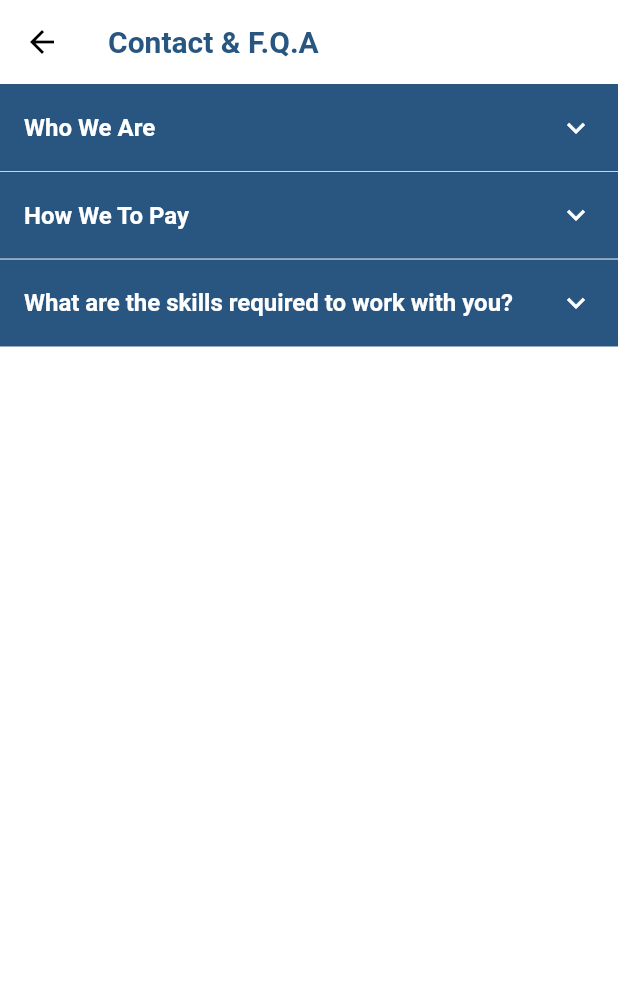
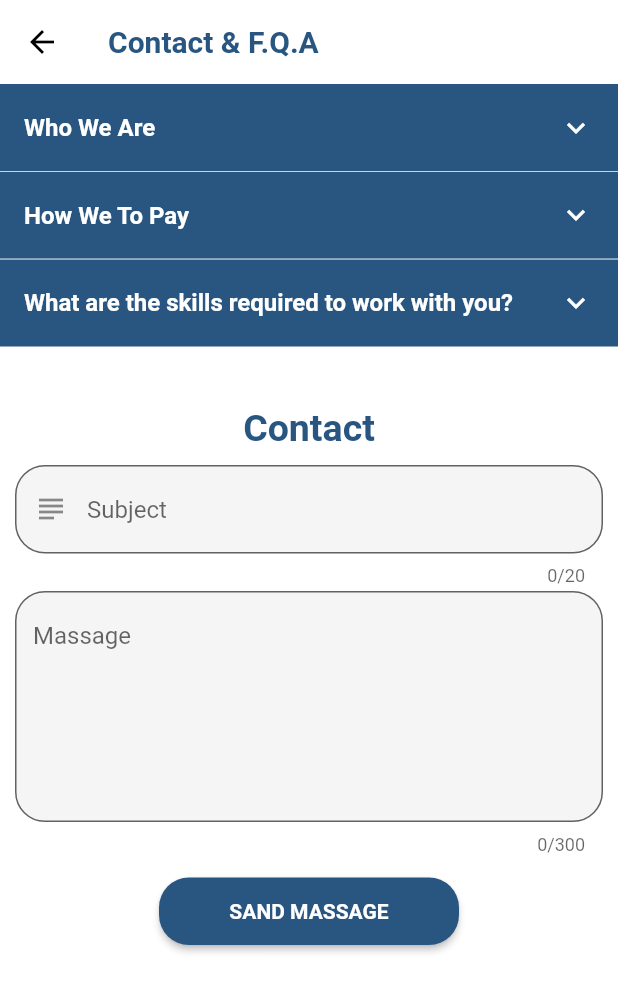
Before and after one commit to muhammedkado/kado_jop_app, a Flutter app: the Setting_Screen screen opened directly, after a tap on "Contact & F.Q.A", on a phone screen of 412 x 824 dp. Shown: the top 992 px of the screen. Run offline on Flutter 3.47's test engine with Material 2 defaults, Android fonts, the phone set to English and light mode, and no system bars; our stand-ins replace bloc, carousel_pro_nullsafety, carousel_slider, cloud_firestore, conditional_builder_null_safety, firebase_auth and 6 more; missing offline and left inert: country_list_pick; accounts and stored records are empty.

```diff
--- /dev/null
+++ b/lib/Model/contact_model.dart
@@ -0,0 +1,33 @@
+class ContactModel{
+
+  String? subject;
+  String? massage;
+  String? email;
+  String? name;
+  ContactModel({
+required this.email,
+    required this.name,
+    required this.subject,
+    required this.massage,
+  });
+  ContactModel.fromJson(Map<String,dynamic> json)
+  {
+    name=json['name'];
+    email=json['email'];
+  subject=json['subject'];
+  massage=json['massage'];
+  }
+
+  Map<String, dynamic> toMap() {
+    return {
+
+      'subject': subject,
+      'massage': massage,
+      'name': name,
+      'email': email,
+    };
+  }
+
+
+
+}
--- a/lib/main.dart
+++ b/lib/main.dart
@@ -7,6 +7,7 @@ import 'package:kadojopapp/layout/cubit/states.dart';
 import 'package:kadojopapp/layout/home_layout.dart';
 import 'package:kadojopapp/modules/login/login_screen.dart';
 import 'package:firebase_core/firebase_core.dart';
+import 'package:kadojopapp/modules/setting/contact/cubit/cubit.dart';
 import 'package:kadojopapp/modules/setting/cubit/cubit.dart';
 import 'package:kadojopapp/shard/components/constants.dart';
 import 'package:kadojopapp/shard/network/local/CachHelper.dart';
@@ -40,6 +41,7 @@ class MyApp extends StatelessWidget {
   Widget build(BuildContext context) {
     return MultiBlocProvider(
       providers: [
+        BlocProvider(create: (context)=>ContactCubit()),
         BlocProvider(
           create: (context) => SettingCubit(),
         ),
--- a/lib/modules/contact/contact_screen.dart
+++ b/lib/modules/contact/contact_screen.dart
@@ -8,19 +8,18 @@ class Contact_Screen extends StatelessWidget {
 
   @override
   Widget build(BuildContext context) {
-    var formKey=GlobalKey<FormState>();
+    var formKey = GlobalKey<FormState>();
     var nameControlar = TextEditingController();
 
-    var emailController= TextEditingController();
+    var emailController = TextEditingController();
 
-    var subjectController= TextEditingController();
+    var subjectController = TextEditingController();
 
-    var massgController= TextEditingController();
+    var massgController = TextEditingController();
     return Scaffold(
         body: SingleChildScrollView(
       child: Column(
         children: [
-
           ExpansionTile(
             textColor: TextColors,
             collapsedBackgroundColor: TextColors,
@@ -30,10 +29,9 @@ class Contact_Screen extends StatelessWidget {
             childrenPadding:
                 const EdgeInsets.symmetric(horizontal: 10, vertical: 5),
             backgroundColor: Colors.white10,
-                title:const Text(
+            title: const Text(
               'Who We Are',
-                  style: TextStyle(
-                fontWeight: FontWeight.bold
+              style: TextStyle(fontWeight: FontWeight.bold
                   //color: Colors.black,
                   ),
             ),
@@ -57,15 +55,12 @@ class Contact_Screen extends StatelessWidget {
             iconColor: TextColors,
             collapsedIconColor: Colors.white,
             collapsedTextColor: Colors.white,
-
-
             childrenPadding:
                 const EdgeInsets.symmetric(horizontal: 10, vertical: 5),
             backgroundColor: Colors.white10,
             title: const Text(
               'How We To Pay',
-                  style: TextStyle(
-                fontWeight: FontWeight.bold
+              style: TextStyle(fontWeight: FontWeight.bold
                   //color: Colors.black,
                   ),
             ),
@@ -94,16 +89,13 @@ class Contact_Screen extends StatelessWidget {
             iconColor: TextColors,
             collapsedIconColor: Colors.white,
             collapsedTextColor: Colors.white,
-
-
             childrenPadding:
                 const EdgeInsets.symmetric(horizontal: 10, vertical: 5),
             backgroundColor: Colors.white10,
-                title:const  Text(
+            title: const Text(
               'What are the skills required to work with you?',
               style: TextStyle(
                 fontWeight: FontWeight.bold,
-
               ),
             ),
             children: [
@@ -123,47 +115,48 @@ class Contact_Screen extends StatelessWidget {
                 crossAxisAlignment: CrossAxisAlignment.center,
                 children: [
                   spec,
-
-                    Text('Contact',style: TextStyle(
+                  Text(
+                    'Contact',
+                    style: TextStyle(
                         fontWeight: FontWeight.bold,
-                        color:TextColors,
-                        fontSize: 25
-                    ),
+                        color: TextColors,
+                        fontSize: 25),
                   ),
                   spec,
                   defoutformfield(
-                      validator:(value)
-                      {if (value.isEmpty){
+                    validator: (value) {
+                      if (value.isEmpty) {
                         return "FullName must not empty";
                       }
-                        return null;},
+                      return null;
+                    },
                     lebel: 'FullName',
-                      keybord:TextInputType.text,
+                    keybord: TextInputType.text,
                     maxLength: 30,
                     icon: Icon(Icons.account_circle_rounded),
                     controller: nameControlar,
                   ),
+                const  SizedBox(
+                    height: 10,
+                  ),
+                  defoutformfield(
+                      validator: (value) {
+                        if (value.isEmpty) {
+                          return "Email must not empty";
+                        }
+                        return null;
+                      },
+                      lebel: 'Email',
+                      icon: const Icon(Icons.email),
+                      maxLength: 30,
+                      controller: emailController,
+                      keybord: TextInputType.emailAddress),
                   SizedBox(
                     height: 10,
                   ),
                   defoutformfield(
-                        validator:(value)
-                        {if (value.isEmpty){
-                            return "Email must not empty";
-                          }
-                          return null; },
-                        lebel: 'Email',
-                        icon: const Icon(Icons.email),
-                        maxLength: 30,
-                        controller: emailController,
-                        keybord: TextInputType.emailAddress
-                    ),  SizedBox(
-                      height: 10,
-                    ),
-                    defoutformfield(
-                      validator:(value)
-                    {
-                    if (value.isEmpty){
+                      validator: (value) {
+                        if (value.isEmpty) {
                           return "Subject must not empty";
                         }
                         return null;
@@ -181,21 +174,20 @@ class Contact_Screen extends StatelessWidget {
                       maxLength: 1000,
                       maxLines: 6,
                       keyboardType: TextInputType.text,
-                      textAlignVertical:TextAlignVertical.top,
-
+                      textAlignVertical: TextAlignVertical.top,
                       decoration: InputDecoration(
                           filled: true,
                           labelText: "Massage",
                           alignLabelWithHint: true,
-
-                          border:
-                          OutlineInputBorder(borderRadius: BorderRadius.circular(20)))),
+                          border: OutlineInputBorder(
+                              borderRadius: BorderRadius.circular(20)))),
                   const SizedBox(
                     height: 20,
                   ),
-                    defoultButtun(text: 'Sand Massage',function: (){},  ),
-
-
+                  defoultButtun(
+                    text: 'Sand Massage',
+                    function: () {},
+                  ),
                 ]),
           )
         ],
--- a/lib/modules/register/cubit/cubit.dart
+++ b/lib/modules/register/cubit/cubit.dart
@@ -67,6 +67,7 @@ class RegisterCubit extends Cubit<RegisterStates> {
         .doc(uId)
         .set(model.toMap())
         .then((value) {
+
       emit(CreateSuccessState());
     }).catchError((Error) {
       print(Error.toString());
--- a/lib/modules/setting/contact/conract_screen.dart
+++ /dev/null
@@ -1,106 +0,0 @@
-import 'package:flutter/material.dart';
-import 'package:kadojopapp/Model/shar.dart';
-
-class ContactScreen extends StatelessWidget {
-  const ContactScreen({Key? key}) : super(key: key);
-
-  @override
-  Widget build(BuildContext context) {
-    return Scaffold(
-      appBar: AppBar(
-        title: const Text('Contact & F.Q.A'),
-      ),
-      body: Column(
-        children: [
-          ExpansionTile(
-            textColor: TextColors,
-            collapsedBackgroundColor: TextColors,
-            iconColor: TextColors,
-            collapsedIconColor: Colors.white,
-            collapsedTextColor: Colors.white,
-            childrenPadding:
-                const EdgeInsets.symmetric(horizontal: 10, vertical: 5),
-            backgroundColor: Colors.white10,
-            title: const Text(
-              'Who We Are',
-              style: TextStyle(fontWeight: FontWeight.bold
-                  //color: Colors.black,
-                  ),
-            ),
-            children: [
-              Text(
-                'We are a company that aims to provide jobs for people who want to provide them with additional income and help individuals develop their skills and professional backgrounds We also provide applicants with training to help them facilitate their work throughout their time working with us.',
-                style: TextStyle(color: TextColors),
-              )
-            ],
-          ),
-          SizedBox(
-            width: double.infinity,
-            height: 0.5,
-            child: Container(
-              color: Colors.white,
-            ),
-          ),
-          ExpansionTile(
-            textColor: TextColors,
-            collapsedBackgroundColor: TextColors,
-            iconColor: TextColors,
-            collapsedIconColor: Colors.white,
-            collapsedTextColor: Colors.white,
-            childrenPadding:
-                const EdgeInsets.symmetric(horizontal: 10, vertical: 5),
-            backgroundColor: Colors.white10,
-            title: const Text(
-              'How We To Pay',
-              style: TextStyle(fontWeight: FontWeight.bold
-                  //color: Colors.black,
-                  ),
-            ),
-            children: [
-              Text(
-                'Payment is made by these currencies:\n'
-                ' - Usdt\n'
-                ' - Payoneer\n'
-                ' - Binance\n'
-                ' - Payeer\n'
-                ' - Bank transfer for people residing inside Turkey',
-                style: TextStyle(color: TextColors),
-              )
-            ],
-          ),
-          SizedBox(
-            width: double.infinity,
-            height: 0.5,
-            child: Container(
-              color: Colors.white,
-            ),
-          ),
-          ExpansionTile(
-            textColor: TextColors,
-            collapsedBackgroundColor: TextColors,
-            iconColor: TextColors,
-            collapsedIconColor: Colors.white,
-            collapsedTextColor: Colors.white,
-            childrenPadding:
-                const EdgeInsets.symmetric(horizontal: 10, vertical: 5),
-            backgroundColor: Colors.white10,
-            title: const Text(
-              'What are the skills required to work with you?',
-              style: TextStyle(
-                fontWeight: FontWeight.bold,
-              ),
-            ),
-            children: [
-              Text(
-                '- Proficiency in 90% of the language in which to work\n'
-                '- Time management and serious work\n'
-                '- Teamwork and speed at work\n',
-                style: TextStyle(color: TextColors),
-              )
-            ],
-          ),
-        ],
-      ),
-    );
-  }
-}
--- /dev/null
+++ b/lib/modules/setting/contact/contact_screen.dart
@@ -0,0 +1,184 @@
+import 'package:flutter/material.dart';
+import 'package:flutter_bloc/flutter_bloc.dart';
+import 'package:kadojopapp/Model/shar.dart';
+import 'package:kadojopapp/components/components.dart';
+import 'package:kadojopapp/modules/setting/contact/cubit/cubit.dart';
+import 'package:kadojopapp/modules/setting/contact/cubit/states.dart';
+
+class ContactScreen extends StatelessWidget {
+  ContactScreen({Key? key}) : super(key: key);
+  var formKey = GlobalKey<FormState>();
+  var subjectController = TextEditingController();
+  var massgController = TextEditingController();
+
+  @override
+  Widget build(BuildContext context) {
+    return BlocProvider(
+        create: (context) => ContactCubit(),
+        child: BlocConsumer<ContactCubit, ContactState>(
+            builder: (context, state) {
+              return Scaffold(
+                appBar: AppBar(
+                  title: const Text('Contact & F.Q.A'),
+                ),
+                body: SingleChildScrollView(
+                  child: Column(
+                    children: [
+                      ExpansionTile(
+                        textColor: TextColors,
+                        collapsedBackgroundColor: TextColors,
+                        iconColor: TextColors,
+                        collapsedIconColor: Colors.white,
+                        collapsedTextColor: Colors.white,
+                        childrenPadding: const EdgeInsets.symmetric(
+                            horizontal: 10, vertical: 5),
+                        backgroundColor: Colors.white10,
+                        title: const Text(
+                          'Who We Are',
+                          style: TextStyle(fontWeight: FontWeight.bold
+                              //color: Colors.black,
+                              ),
+                        ),
+                        children: [
+                          Text(
+                            'We are a company that aims to provide jobs for people who want to provide them with additional income and help individuals develop their skills and professional backgrounds We also provide applicants with training to help them facilitate their work throughout their time working with us.',
+                            style: TextStyle(color: TextColors),
+                          )
+                        ],
+                      ),
+                      SizedBox(
+                        width: double.infinity,
+                        height: 0.5,
+                        child: Container(
+                          color: Colors.white,
+                        ),
+                      ),
+                      ExpansionTile(
+                        textColor: TextColors,
+                        collapsedBackgroundColor: TextColors,
+                        iconColor: TextColors,
+                        collapsedIconColor: Colors.white,
+                        collapsedTextColor: Colors.white,
+                        childrenPadding: const EdgeInsets.symmetric(
+                            horizontal: 10, vertical: 5),
+                        backgroundColor: Colors.white10,
+                        title: const Text(
+                          'How We To Pay',
+                          style: TextStyle(fontWeight: FontWeight.bold
+                              //color: Colors.black,
+                              ),
+                        ),
+                        children: [
+                          Text(
+                            'Payment is made by these currencies:\n'
+                            ' - Usdt\n'
+                            ' - Payoneer\n'
+                            ' - Binance\n'
+                            ' - Payeer\n'
+                            ' - Bank transfer for people residing inside Turkey',
+                            style: TextStyle(color: TextColors),
+                          )
+                        ],
+                      ),
+                      SizedBox(
+                        width: double.infinity,
+                        height: 0.5,
+                        child: Container(
+                          color: Colors.white,
+                        ),
+                      ),
+                      ExpansionTile(
+                        textColor: TextColors,
+                        collapsedBackgroundColor: TextColors,
+                        iconColor: TextColors,
+                        collapsedIconColor: Colors.white,
+                        collapsedTextColor: Colors.white,
+                        childrenPadding: const EdgeInsets.symmetric(
+                            horizontal: 10, vertical: 5),
+                        backgroundColor: Colors.white10,
+                        title: const Text(
+                          'What are the skills required to work with you?',
+                          style: TextStyle(
+                            fontWeight: FontWeight.bold,
+                          ),
+                        ),
+                        children: [
+                          Text(
+                            '- Proficiency in 90% of the language in which to work\n'
+                            '- Time management and serious work\n'
+                            '- Teamwork and speed at work\n',
+                            style: TextStyle(color: TextColors),
+                          )
+                        ],
+                      ),
+                      Container(
+                        padding: const EdgeInsets.symmetric(horizontal: 10),
+                        child: Form(
+                          key: formKey,
+                          child: Column(
+                              mainAxisSize: MainAxisSize.min,
+                              //mainAxisAlignment: MainAxisAlignment.center,
+                              crossAxisAlignment: CrossAxisAlignment.center,
+                              children: [
+                                spec,
+                                Text(
+                                  'Contact',
+                                  style: TextStyle(
+                                      fontWeight: FontWeight.bold,
+                                      color: TextColors,
+                                      fontSize: 25),
+                                ),
+                                const SizedBox(
+                                  height: 10,
+                                ),
+                                defoutformfield(
+                                    validator: (value) {
+                                      if (value.isEmpty) {
+                                        return "Subject must not empty";
+                                      }
+                                      return null;
+                                    },
+                                    lebel: 'Subject',
+                                    maxLength: 20,
+                                    icon: const Icon(Icons.subject),
+                                    controller: subjectController,
+                                    keybord: TextInputType.text),
+                                const SizedBox(
+                                  height: 3,
+                                ),
+                                TextFormField(
+                                    controller: massgController,
+                                    maxLength: 300,
+                                    maxLines: 6,
+                                    keyboardType: TextInputType.text,
+                                    textAlignVertical: TextAlignVertical.top,
+                                    decoration: InputDecoration(
+                                        filled: true,
+                                        labelText: "Massage",
+                                        alignLabelWithHint: true,
+                                        border: OutlineInputBorder(
+                                            borderRadius:
+                                                BorderRadius.circular(20)))),
+                                const SizedBox(
+                                  height: 15,
+                                ),
+                                defoultButtun(
+                                  text: 'Sand Massage',
+                                  function: () {
+                                    ContactCubit.get(context).saveMassage(
+                                      massage: massgController.text,
+                                      subject: subjectController.text,
+                                    );
+                                  },
+                                ),
+                              ]),
+                        ),
+                      )
+                    ],
+                  ),
+                ),
+              );
+            },
+            listener: (context, state) {}));
+  }
+}
--- /dev/null
+++ b/lib/modules/setting/contact/cubit/cubit.dart
@@ -0,0 +1,65 @@
+import 'package:bloc/bloc.dart';
+import 'package:cloud_firestore/cloud_firestore.dart';
+import 'package:flutter_bloc/flutter_bloc.dart';
+import 'package:kadojopapp/Model/contact_model.dart';
+import 'package:kadojopapp/Model/user_model.dart';
+import 'package:kadojopapp/modules/setting/contact/cubit/states.dart';
+import 'package:kadojopapp/shard/components/constants.dart';
+
+class ContactCubit extends Cubit<ContactState> {
+  ContactCubit() : super(ContactInitialState());
+
+  static ContactCubit get(context) => BlocProvider.of(context);
+/*
+  ContactModel? userModel;
+
+  void getUserData() async {
+    emit(GetUserUpdateLoadingState());
+
+    await FirebaseFirestore.instance
+        .collection('user')
+        .doc(uId)
+        .get()
+        .then((value) {
+      print('Value data${value.data()}');
+      userModel = UserModel.fromJson(value.data() as Map<String, dynamic>);
+      print('Uid data${userModel!.uId}');
+      emit(GetUserUpdateSuccessState());
+    }).catchError((Error) {
+      print(Error.toString());
+      emit(GetUserUpdateErrorState(Error.toString()));
+    });
+  }
+  */
+  UserModel? userModel;
+  ContactModel? contactModel;
+  saveMassage({
+    required String massage,
+    required String subject,
+  }) {
+    ContactModel contactModel = ContactModel(
+      // name: contactModell!.name,
+      // email: contactModell!.email,
+      //  phone: contactModell!.phone,
+      massage: massage,
+      subject: subject,
+      email: userModel!.email,
+      name: userModel!.name,
+    );
+    print('massage= $massage');
+    print('subject= $subject');
+    print('contactModel.massage = ${contactModel.massage}');
+
+    emit(MassageSaveLoadingState());
+    FirebaseFirestore.instance
+        .collection('contact')
+        .doc(uId)
+        .set(contactModel.toMap())
+        .then((value) {
+      emit(MassageSaveSuccessesState());
+    }).catchError((Error) {
+      print(Error.toString());
+      emit(MassageSaveErrorState(Error.toString()));
+    });
+  }
+}
--- /dev/null
+++ b/lib/modules/setting/contact/cubit/states.dart
@@ -0,0 +1,9 @@
+abstract class ContactState {}
+class ContactInitialState extends ContactState{}
+class MassageSaveSuccessesState extends ContactState{}
+class MassageSaveLoadingState extends ContactState{}
+class MassageSaveErrorState extends ContactState{
+  final Error;
+
+  MassageSaveErrorState(this.Error);
+}
--- a/lib/modules/setting/setting_screen.dart
+++ b/lib/modules/setting/setting_screen.dart
@@ -2,7 +2,7 @@ import 'package:flutter/material.dart';
 import 'package:flutter_bloc/flutter_bloc.dart';
 import 'package:kadojopapp/modules/login/login_screen.dart';
 import 'package:kadojopapp/modules/setting/about/about_screen.dart';
-import 'package:kadojopapp/modules/setting/contact/conract_screen.dart';
+import 'package:kadojopapp/modules/setting/contact/contact_screen.dart';
 import 'package:kadojopapp/modules/setting/cubit/cubit.dart';
 import 'package:kadojopapp/modules/setting/cubit/states.dart';
 import 'package:kadojopapp/modules/setting/edit_profile/edit_profile_screen.dart';
@@ -25,10 +25,11 @@ class Setting_Screen extends StatelessWidget {
                 children: [
                   const Align(
                     child: CircleAvatar(
+                      backgroundColor: defaultColor,
                       radius: 50,
                       child: Icon(
                         Icons.person,
-                        size: 80,
+                        size: 80,color: Colors.white,
                       ),
                     ),
                   ),
@@ -99,8 +100,7 @@ class Setting_Screen extends StatelessWidget {
                           ),
                           trailing: Switch(
                             activeColor: defaultColor,
-                            activeTrackColor: defaultColor,
-                            focusColor: Colors.red,
+                            activeTrackColor: Colors.green,
                             value: SettingCubit.get(context).isOff,
                             onChanged: (index) {
                               SettingCubit.get(context)
@@ -152,8 +152,7 @@ class Setting_Screen extends StatelessWidget {
                           ),
                           trailing: Switch(
                             activeColor: defaultColor,
-                            activeTrackColor: defaultColor,
-                            focusColor: Colors.red,
+                            activeTrackColor: Colors.green,
                             value: SettingCubit.get(context).isOff,
                             onChanged: (index) {
                               SettingCubit.get(context)
@@ -192,7 +191,7 @@ class Setting_Screen extends StatelessWidget {
                       children: [
                         ListTile(
                           onTap: () {
-                            Navigatorto(context: context, Widget:const ContactScreen());
+                            Navigatorto(context: context, Widget: ContactScreen());
                           },
                           title: const Text('Contact & F.Q.A'),
                           leading: const Icon(Icons.send_rounded),
```
Lines whose indentation alone changed are shown as unchanged.
